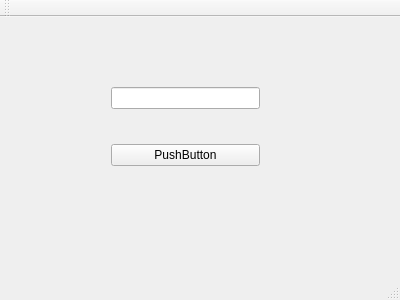
Above: mainwindow.ui from dawn520/qiniuQT before the change. Below: the same form after it.
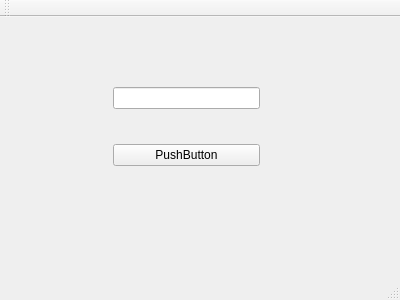
That is the form after the change.

```diff
--- a/mainwindow.ui
+++ b/mainwindow.ui
@@ -24,6 +24,9 @@
      </rect>
     </property>
     <layout class="QVBoxLayout" name="verticalLayout">
+     <property name="leftMargin">
+      <number>13</number>
+     </property>
      <item>
       <widget class="QLineEdit" name="lineEdit"/>
      </item>
```
Left out of the diff: 4 changed lines with no effect on the pictures.
